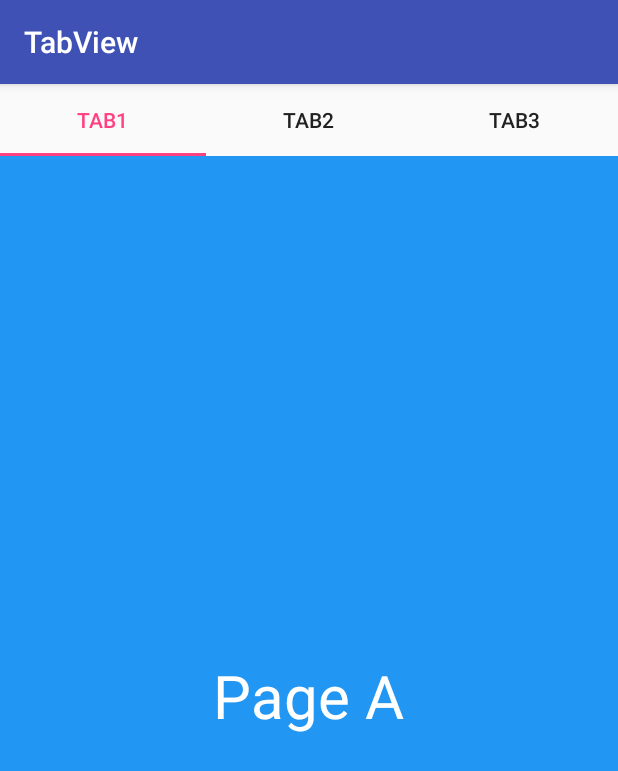
After one commit to huangshouguo/MaterialDesignStudy, an Android app: the FragmentPage1 screen opened directly, with no data from a screen before it, on a phone screen of 412 x 824 dp. The commit adds this screen. Shown: the top 771 px of the screen. Run offline under Robolectric (Android 15) with nearby library versions, the phone set to English and light mode, and no system bars.

Commit message:
add tab view

```diff
--- a/app/src/main/AndroidManifest.xml
+++ b/app/src/main/AndroidManifest.xml
@@ -50,7 +50,8 @@
         <activity
             android:name=".component.NavigationViewActivity"
             android:label="@string/title_activity_navigation_view"
-            android:theme="@style/AppTheme"></activity>
+            android:theme="@style/AppTheme" />
+        <activity android:name=".component.TabViewActivity"></activity>
     </application>
 
 </manifest>
--- a/app/src/main/java/com/example/hsg/meterialdesignstudy/component/ComponentHomeActivity.java
+++ b/app/src/main/java/com/example/hsg/meterialdesignstudy/component/ComponentHomeActivity.java
@@ -24,6 +24,7 @@ public class ComponentHomeActivity extends BaseActivity implements View.OnClickL
         findViewById(R.id.btn_app_bar_demo2).setOnClickListener(this);
         findViewById(R.id.btn_app_bar_demo3).setOnClickListener(this);
         findViewById(R.id.btn_navigation).setOnClickListener(this);
+        findViewById(R.id.btn_tab).setOnClickListener(this);
 
     }
 
@@ -42,6 +43,9 @@ public class ComponentHomeActivity extends BaseActivity implements View.OnClickL
             case R.id.btn_navigation:
                 NavigationViewActivity.startAction(this);
                 break;
+            case R.id.btn_tab:
+                TabViewActivity.startAction(this);
+                break;
         }
     }
 }
--- /dev/null
+++ b/app/src/main/java/com/example/hsg/meterialdesignstudy/component/FragmentPage1.java
@@ -0,0 +1,30 @@
+package com.example.hsg.meterialdesignstudy.component;
+
+import android.os.Bundle;
+import android.support.annotation.Nullable;
+import android.support.v4.app.Fragment;
+import android.view.LayoutInflater;
+import android.view.View;
+import android.view.ViewGroup;
+
+import com.example.hsg.meterialdesignstudy.R;
+
+/**
+ * Created by hsg on 20/07/2017.
+ */
+
+public class FragmentPage1 extends Fragment {
+
+    public static FragmentPage1 getInstance() {
+        return new FragmentPage1();
+    }
+
+
+    @Nullable
+    @Override
+    public View onCreateView(LayoutInflater inflater, @Nullable ViewGroup container, @Nullable Bundle savedInstanceState) {
+        super.onCreateView(inflater, container, savedInstanceState);
+        View rootView = inflater.inflate(R.layout.fragment_page_1, container, false);
+        return rootView;
+    }
+}
--- /dev/null
+++ b/app/src/main/java/com/example/hsg/meterialdesignstudy/component/FragmentPage2.java
@@ -0,0 +1,30 @@
+package com.example.hsg.meterialdesignstudy.component;
+
+import android.os.Bundle;
+import android.support.annotation.Nullable;
+import android.support.v4.app.Fragment;
+import android.view.LayoutInflater;
+import android.view.View;
+import android.view.ViewGroup;
+
+import com.example.hsg.meterialdesignstudy.R;
+
+/**
+ * Created by hsg on 20/07/2017.
+ */
+
+public class FragmentPage2 extends Fragment {
+
+    public static FragmentPage2 getInstance() {
+        return new FragmentPage2();
+    }
+
+
+    @Nullable
+    @Override
+    public View onCreateView(LayoutInflater inflater, @Nullable ViewGroup container, @Nullable Bundle savedInstanceState) {
+        super.onCreateView(inflater, container, savedInstanceState);
+        View rootView = inflater.inflate(R.layout.fragment_page_2, container, false);
+        return rootView;
+    }
+}
--- /dev/null
+++ b/app/src/main/java/com/example/hsg/meterialdesignstudy/component/FragmentPage3.java
@@ -0,0 +1,30 @@
+package com.example.hsg.meterialdesignstudy.component;
+
+import android.os.Bundle;
+import android.support.annotation.Nullable;
+import android.support.v4.app.Fragment;
+import android.view.LayoutInflater;
+import android.view.View;
+import android.view.ViewGroup;
+
+import com.example.hsg.meterialdesignstudy.R;
+
+/**
+ * Created by hsg on 20/07/2017.
+ */
+
+public class FragmentPage3 extends Fragment {
+
+    public static FragmentPage3 getInstance() {
+        return new FragmentPage3();
+    }
+
+
+    @Nullable
+    @Override
+    public View onCreateView(LayoutInflater inflater, @Nullable ViewGroup container, @Nullable Bundle savedInstanceState) {
+        super.onCreateView(inflater, container, savedInstanceState);
+        View rootView = inflater.inflate(R.layout.fragment_page_3, container, false);
+        return rootView;
+    }
+}
--- /dev/null
+++ b/app/src/main/java/com/example/hsg/meterialdesignstudy/component/TabViewActivity.java
@@ -0,0 +1,54 @@
+package com.example.hsg.meterialdesignstudy.component;
+
+import android.content.Context;
+import android.content.Intent;
+import android.os.Bundle;
+import android.support.design.widget.TabLayout;
+import android.support.v4.app.Fragment;
+import android.support.v4.view.ViewPager;
+import android.support.v7.app.AppCompatActivity;
+
+import com.example.hsg.meterialdesignstudy.R;
+
+import java.util.ArrayList;
+import java.util.List;
+
+public class TabViewActivity extends AppCompatActivity {
+
+    private TabLayout tabLayout;
+    private ViewPager viewPager;
+
+    private List<String> titleList;
+    private List<Fragment> fragmentList;
+    private ViewPagerAdapter adapter;
+
+
+    public static void startAction(Context context) {
+        Intent intent = new Intent(context, TabViewActivity.class);
+        context.startActivity(intent);
+    }
+
+    @Override
+    protected void onCreate(Bundle savedInstanceState) {
+        super.onCreate(savedInstanceState);
+        setContentView(R.layout.activity_tab_view);
+
+        this.tabLayout = (TabLayout) findViewById(R.id.tab_layout);
+        this.viewPager = (ViewPager) findViewById(R.id.view_pager);
+
+        this.fragmentList = new ArrayList<>();
+        this.fragmentList.add(FragmentPage1.getInstance());
+        this.fragmentList.add(FragmentPage2.getInstance());
+        this.fragmentList.add(FragmentPage3.getInstance());
+
+        this.titleList = new ArrayList<String>() {{
+            add("Tab1");
+            add("Tab2");
+            add("Tab3");
+        }};
+
+        this.adapter = new ViewPagerAdapter(getSupportFragmentManager(), this.titleList, this.fragmentList);
+        this.viewPager.setAdapter(this.adapter);
+        this.tabLayout.setupWithViewPager(this.viewPager, true);
+    }
+}
--- /dev/null
+++ b/app/src/main/java/com/example/hsg/meterialdesignstudy/component/ViewPagerAdapter.java
@@ -0,0 +1,38 @@
+package com.example.hsg.meterialdesignstudy.component;
+
+import android.support.v4.app.Fragment;
+import android.support.v4.app.FragmentManager;
+import android.support.v4.app.FragmentPagerAdapter;
+
+import java.util.List;
+
+/**
+ * Created by hsg on 20/07/2017.
+ */
+
+public class ViewPagerAdapter extends FragmentPagerAdapter {
+
+    private List<Fragment> fragmentList;
+    private List<String> titleList;
+
+    public ViewPagerAdapter(FragmentManager fm, List<String> titleList, List<Fragment> fragmentList) {
+        super(fm);
+        this.titleList = titleList;
+        this.fragmentList = fragmentList;
+    }
+
+    @Override
+    public int getCount() {
+        return this.fragmentList.size();
+    }
+
+    @Override
+    public Fragment getItem(int position) {
+        return this.fragmentList.get(position);
+    }
+
+    @Override
+    public CharSequence getPageTitle(int position) {
+        return this.titleList.get(position);
+    }
+}
--- /dev/null
+++ b/app/src/main/res/layout/activity_tab_view.xml
@@ -0,0 +1,33 @@
+<?xml version="1.0" encoding="utf-8"?>
+<LinearLayout xmlns:android="http://schemas.android.com/apk/res/android"
+    xmlns:app="http://schemas.android.com/apk/res-auto"
+    xmlns:tools="http://schemas.android.com/tools"
+    android:layout_width="match_parent"
+    android:layout_height="match_parent"
+    android:orientation="vertical"
+    tools:context="com.example.hsg.meterialdesignstudy.component.TabViewActivity">
+
+    <android.support.design.widget.AppBarLayout
+        android:layout_width="match_parent"
+        android:layout_height="wrap_content">
+
+        <android.support.v7.widget.Toolbar
+            android:layout_width="match_parent"
+            android:layout_height="wrap_content"
+            app:title="TabView"
+            app:titleTextColor="#fff" />
+    </android.support.design.widget.AppBarLayout>
+
+
+    <android.support.design.widget.TabLayout
+        android:id="@+id/tab_layout"
+        android:layout_width="match_parent"
+        android:layout_height="wrap_content"
+        app:tabSelectedTextColor="@color/colorAccent"
+        app:tabTextColor="@color/color_gray" />
+
+    <android.support.v4.view.ViewPager
+        android:id="@+id/view_pager"
+        android:layout_width="match_parent"
+        android:layout_height="match_parent" />
+</LinearLayout>
--- /dev/null
+++ b/app/src/main/res/layout/fragment_page_1.xml
@@ -0,0 +1,15 @@
+<?xml version="1.0" encoding="utf-8"?>
+<RelativeLayout xmlns:android="http://schemas.android.com/apk/res/android"
+    android:layout_width="match_parent"
+    android:layout_height="match_parent"
+    android:background="@color/color_blue"
+    android:orientation="vertical">
+
+    <TextView
+        android:layout_width="wrap_content"
+        android:layout_height="wrap_content"
+        android:layout_centerInParent="true"
+        android:text="Page A"
+        android:textColor="#FFF"
+        android:textSize="40dp" />
+</RelativeLayout>
```
Also changed, not shown: app/src/main/res/layout/fragment_page_2.xml (added, +15 -0 lines), app/src/main/res/layout/fragment_page_3.xml (added, +15 -0 lines).
